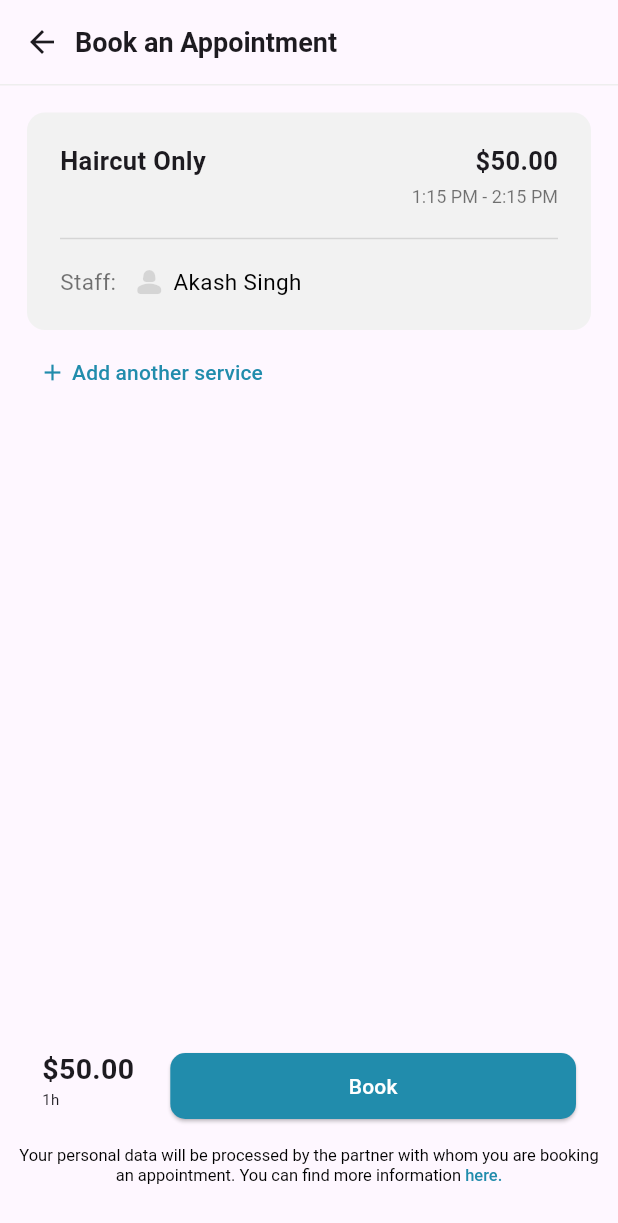
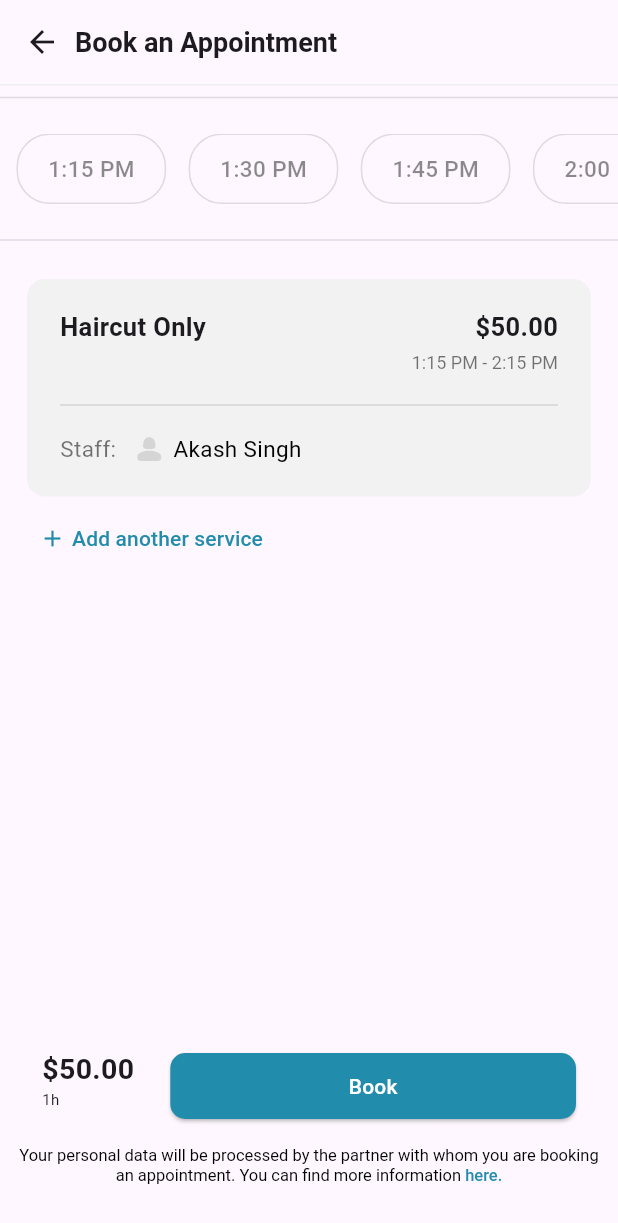
Before and after one commit to akash-singh8/flutterDev, a Flutter app: the Appointment screen opened directly, on a phone screen of 412 x 824 dp. Shown: the top 1223 px of the screen. Run offline on Flutter 3.47's test engine with Material 3 defaults, Android fonts, the phone set to English and light mode, and no system bars.

Commit message:
appointment: added timeline

```diff
--- a/lib/appointment.dart
+++ b/lib/appointment.dart
@@ -1,6 +1,7 @@
 import 'package:flutter/material.dart';
 import 'footer.dart';
 import "summary.dart";
+import "timeline.dart";
 
 class Appointment extends StatelessWidget {
   const Appointment({super.key});
@@ -34,10 +35,14 @@ class Appointment extends StatelessWidget {
           ),
         ),
       ),
-      body: const Column(children: [
-        Summary(),
-        AddServiceButton(),
-      ]),
+      body: const SingleChildScrollView(
+        scrollDirection: Axis.vertical,
+        child: Column(children: [
+          Timeline(),
+          Summary(),
+          AddServiceButton(),
+        ]),
+      ),
       bottomNavigationBar: const Footer(),
     );
   }
--- /dev/null
+++ b/lib/timeline.dart
@@ -0,0 +1,84 @@
+import "package:flutter/material.dart";
+
+class Timeline extends StatelessWidget {
+  const Timeline({super.key});
+
+  @override
+  Widget build(BuildContext context) {
+    return Column(
+      children: [
+        const Divider(
+          color: Colors.black12,
+          thickness: 1,
+        ),
+        Container(
+          padding: const EdgeInsets.symmetric(vertical: 16),
+          child: const SingleChildScrollView(
+            scrollDirection:
+                Axis.horizontal, // Set scrolling direction to horizontal
+            child: Row(
+              mainAxisAlignment: MainAxisAlignment.spaceAround,
+              children: [
+                SizedBox(width: 11),
+                Time(timeText: "1:15 PM"),
+                SizedBox(width: 15),
+                Time(timeText: "1:30 PM"),
+                SizedBox(width: 15),
+                Time(timeText: "1:45 PM"),
+                SizedBox(width: 15),
+                Time(timeText: "2:00 PM"),
+                SizedBox(width: 15),
+                Time(timeText: "2:15 PM"),
+                SizedBox(width: 11),
+              ],
+            ),
+          ),
+        ),
+        const Divider(
+          color: Colors.black12,
+          thickness: 1,
+        ),
+      ],
+    );
+  }
+}
+
+class Time extends StatefulWidget {
+  final String timeText;
+
+  const Time({Key? key, required this.timeText}) : super(key: key);
+
+  @override
+  State<Time> createState() => _TimeState();
+}
+
+class _TimeState extends State<Time> {
+  bool _isSelected = false;
+
+  @override
+  Widget build(BuildContext context) {
+    return GestureDetector(
+      onTap: () {
+        setState(() {
+          _isSelected = !_isSelected;
+        });
+      },
+      child: Container(
+        padding: const EdgeInsets.symmetric(vertical: 12, horizontal: 20),
+        decoration: BoxDecoration(
+          color: _isSelected ? const Color(0xFF218CAC) : Colors.transparent,
+          border: Border.all(color: Colors.black12),
+          borderRadius: BorderRadius.circular(22),
+        ),
+        child: Text(
+          widget.timeText,
+          style: TextStyle(
+            fontWeight: FontWeight.w500,
+            fontSize: 15,
+            color: _isSelected ? Colors.white : Colors.black45,
+          ),
+        ),
+      ),
+    );
+  }
+}
```
